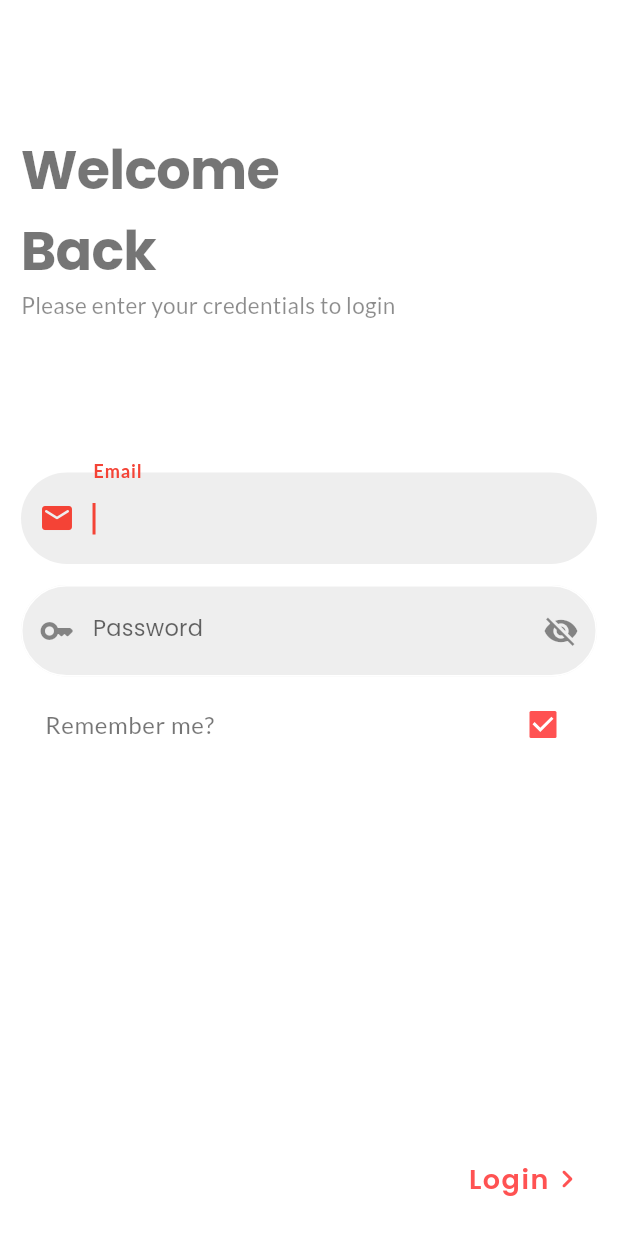
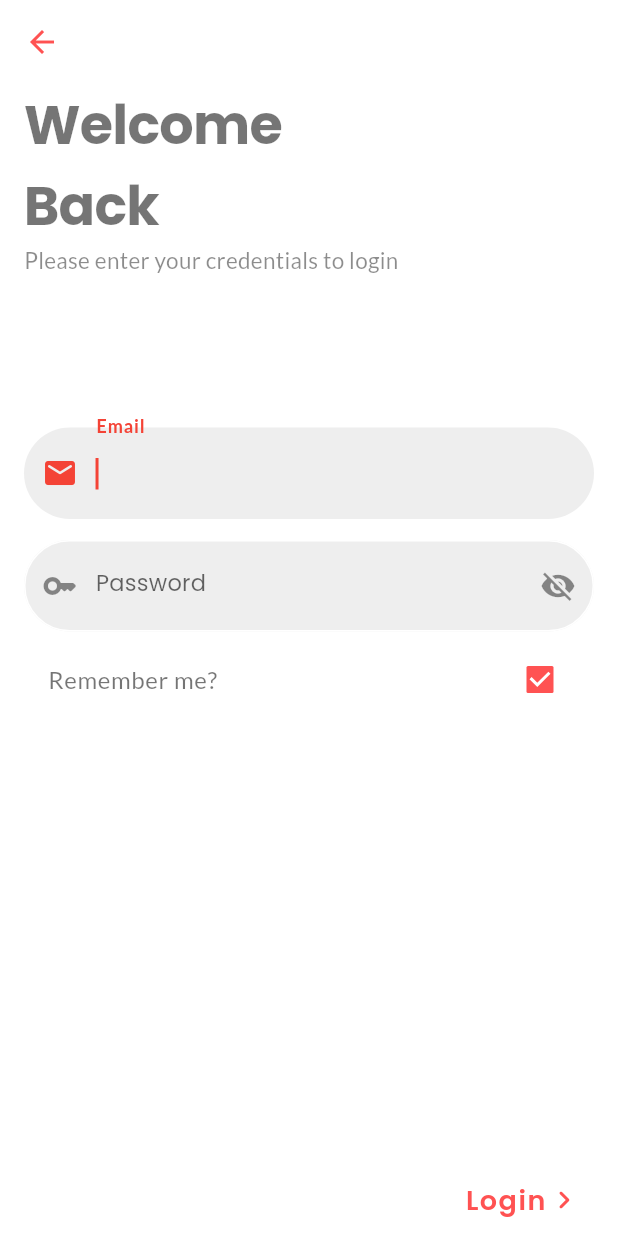
Before and after one commit to Fizza-Rubab/PLSP, a Flutter app: the screen it shows after launch, after a tap on "Login", on a phone screen of 412 x 824 dp. Run offline on Flutter 3.47's test engine with Material 2 defaults, Android fonts, the phone set to English and light mode, and no system bars; our stand-ins replace awesome_dialog, flutter_rating_bar, geolocator, google_fonts, google_maps_flutter, lite_rolling_switch and 3 more; missing offline and left inert: flutter_polyline_points, multi_language_json; generated files the repository leaves out were written again.

Commit message:
Back Button Added

```diff
--- a/lib/Welcome/Login.dart
+++ b/lib/Welcome/Login.dart
@@ -78,28 +78,22 @@ class _LoginState extends State<Login> {
       loginSuccess = false;
       setState(() {});
     }
-
-    // else if (body.containsKey('detail')) {
-    //   setState(() {
-    //     valid = false;
-    //   });
-    // } else {
-    //   setState(() {
-    //     valid = false;
-    //   });
-    // }
   }
 
   @override
   Widget build(BuildContext context) {
     // Build a Form widget using the _formKey created above.
-    return Scaffold(
-        resizeToAvoidBottomInset: false,
-        body: Container(
-            height: double.infinity,
-            width: double.infinity,
-            padding: const EdgeInsets.fromLTRB(14, 86, 14, 14),
-            // child: SingleChildScrollView(
+    return SafeArea(
+      child: Scaffold(
+          resizeToAvoidBottomInset: false,
+          appBar: AppBar(
+            backgroundColor: Colors.transparent,
+            iconTheme: IconThemeData(color: Colors.redAccent),
+            elevation: 0,
+          ),
+          body: Padding(
+            padding:
+                EdgeInsets.only(left: defaultPadding, right: defaultPadding),
             child: Form(
               key: _formkey,
               // child: Expanded(l
@@ -228,6 +222,8 @@ class _LoginState extends State<Login> {
                   )
                 ],
               ),
-            )));
+            ),
+          )),
+    );
   }
 }
```
